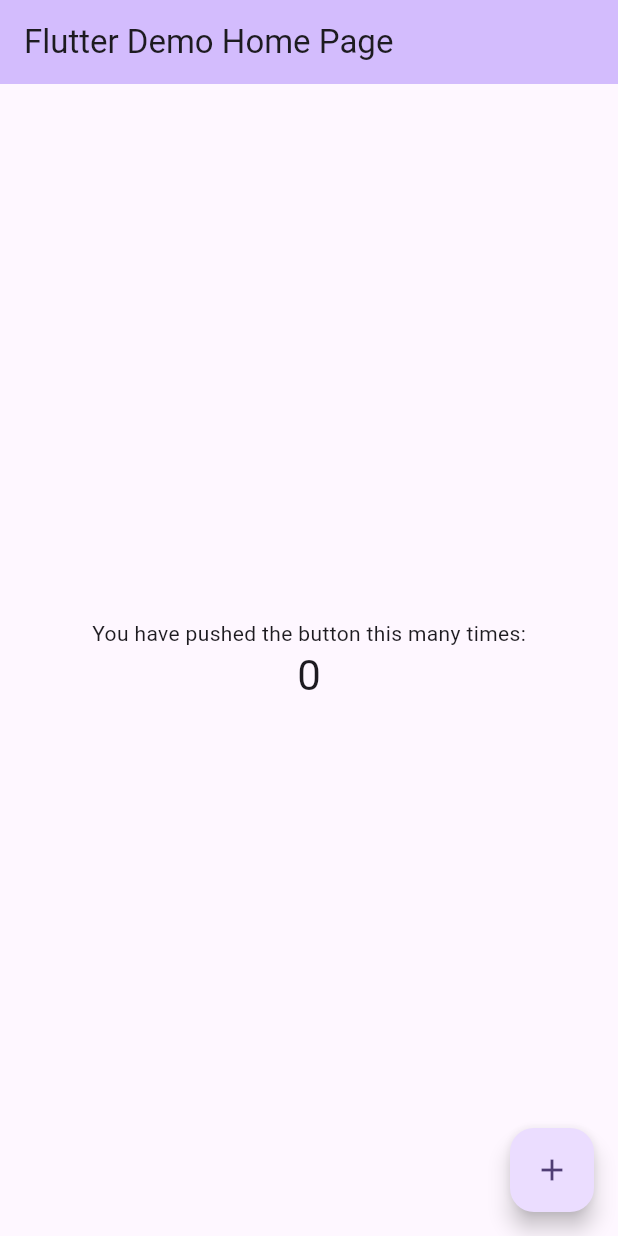
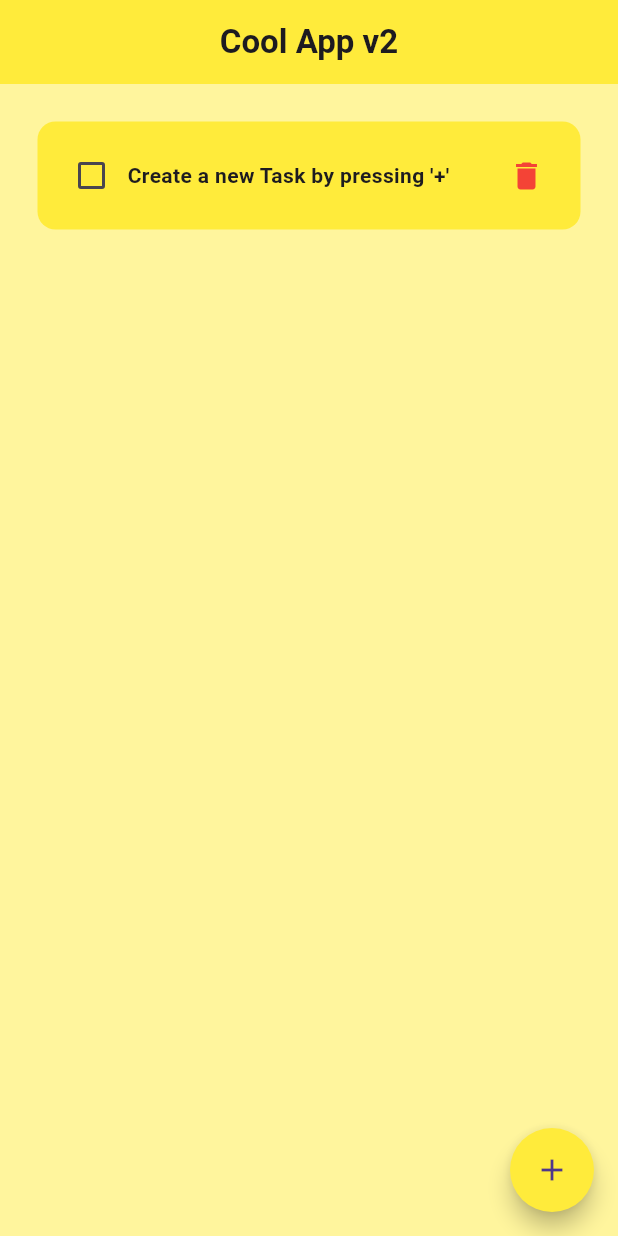
Before and after one commit to VibrainiumMan/to_do, a Flutter app: the screen it shows after launch, on a phone screen of 412 x 824 dp. Run offline on Flutter 3.47's test engine with Material 3 defaults, Android fonts, the phone set to English and light mode, and no system bars; our stand-ins replace hive, hive_flutter; accounts and stored records are empty.

```diff
--- /dev/null
+++ b/lib/components/to_do_tile.dart
@@ -0,0 +1,58 @@
+import 'package:flutter/material.dart';
+
+class TodoTile extends StatelessWidget {
+  final String taskName;
+  final bool taskComplete;
+
+  Function(bool?)? oneChanged;
+  Function(BuildContext) deleteFunc;
+
+  TodoTile(
+      {super.key,
+        required this.taskName,
+        required this.taskComplete,
+        required this.oneChanged,
+        required this.deleteFunc});
+
+  @override
+  Widget build(BuildContext context) {
+    return Padding(
+      padding: const EdgeInsets.only(left: 25.0, right: 25.0, top: 25.0),
+      child: Container(
+        padding: const EdgeInsets.all(12),
+        decoration: BoxDecoration(
+          color: Colors.yellow,
+          borderRadius: BorderRadius.circular(12),
+        ),
+        child: Row(
+          mainAxisAlignment: MainAxisAlignment.spaceBetween,
+          children: [
+            Row(
+              children: [
+                Checkbox(
+                  value: taskComplete,
+                  onChanged: oneChanged,
+                  activeColor: Colors.black,
+                ),
+                Text(
+                  taskName,
+                  style: TextStyle(
+                    decoration: taskComplete
+                        ? TextDecoration.lineThrough
+                        : TextDecoration.none,
+                    fontWeight: FontWeight.bold,
+                  ),
+                ),
+              ],
+            ),
+            IconButton(
+              icon: Icon(Icons.delete),
+              color: Colors.red,
+              onPressed: () => deleteFunc(context),
+            ),
+          ],
+        ),
+      ),
+    );
+  }
+}
--- /dev/null
+++ b/lib/data/db.dart
@@ -0,0 +1,20 @@
+import 'package:hive/hive.dart';
+
+class ToDoDB {
+  List toDoList = [];
+  final myBox = Hive.box('mybox');
+
+  void createInitalData() {
+    toDoList = [
+      ["Create a new Task by pressing \'+\'", false]
+    ];
+  }
+
+  void loadData() {
+    toDoList = myBox.get('TODOLIST');
+  }
+
+  void updateDB() {
+    myBox.put('TODOLIST', toDoList);
+  }
+}
--- a/lib/main.dart
+++ b/lib/main.dart
@@ -1,125 +1,23 @@
 import 'package:flutter/material.dart';
+import 'package:hive/hive.dart';
+import 'package:hive_flutter/hive_flutter.dart';
+import 'package:to_do/pages/to_do_page.dart';
 
-void main() {
+void main() async {
+  await Hive.initFlutter();
+  var box = Hive.openBox('mybox');
+
   runApp(const MyApp());
 }
 
 class MyApp extends StatelessWidget {
-  const MyApp({super.key});
+  const MyApp ({super.key});
 
-  // This widget is the root of your application.
   @override
   Widget build(BuildContext context) {
-    return MaterialApp(
-      title: 'Flutter Demo',
-      theme: ThemeData(
-        // This is the theme of your application.
-        //
-        // TRY THIS: Try running your application with "flutter run". You'll see
-        // the application has a purple toolbar. Then, without quitting the app,
-        // try changing the seedColor in the colorScheme below to Colors.green
-        // and then invoke "hot reload" (save your changes or press the "hot
-        // reload" button in a Flutter-supported IDE, or press "r" if you used
-        // the command line to start the app).
-        //
-        // Notice that the counter didn't reset back to zero; the application
-        // state is not lost during the reload. To reset the state, use hot
-        // restart instead.
-        //
-        // This works for code too, not just values: Most code changes can be
-        // tested with just a hot reload.
-        colorScheme: ColorScheme.fromSeed(seedColor: Colors.deepPurple),
-        useMaterial3: true,
-      ),
-      home: const MyHomePage(title: 'Flutter Demo Home Page'),
+    return const MaterialApp(
+      debugShowCheckedModeBanner: false,
+      home: ToDoPage(),
     );
   }
 }
-
-class MyHomePage extends StatefulWidget {
-  const MyHomePage({super.key, required this.title});
-
-  // This widget is the home page of your application. It is stateful, meaning
-  // that it has a State object (defined below) that contains fields that affect
-  // how it looks.
-
-  // This class is the configuration for the state. It holds the values (in this
-  // case the title) provided by the parent (in this case the App widget) and
-  // used by the build method of the State. Fields in a Widget subclass are
-  // always marked "final".
-
-  final String title;
-
-  @override
-  State<MyHomePage> createState() => _MyHomePageState();
-}
-
-class _MyHomePageState extends State<MyHomePage> {
-  int _counter = 0;
-
-  void _incrementCounter() {
-    setState(() {
-      // This call to setState tells the Flutter framework that something has
-      // changed in this State, which causes it to rerun the build method below
-      // so that the display can reflect the updated values. If we changed
-      // _counter without calling setState(), then the build method would not be
-      // called again, and so nothing would appear to happen.
-      _counter++;
-    });
-  }
-
-  @override
-  Widget build(BuildContext context) {
-    // This method is rerun every time setState is called, for instance as done
-    // by the _incrementCounter method above.
-    //
-    // The Flutter framework has been optimized to make rerunning build methods
-    // fast, so that you can just rebuild anything that needs updating rather
-    // than having to individually change instances of widgets.
-    return Scaffold(
-      appBar: AppBar(
-        // TRY THIS: Try changing the color here to a specific color (to
-        // Colors.amber, perhaps?) and trigger a hot reload to see the AppBar
-        // change color while the other colors stay the same.
-        backgroundColor: Theme.of(context).colorScheme.inversePrimary,
-        // Here we take the value from the MyHomePage object that was created by
-        // the App.build method, and use it to set our appbar title.
-        title: Text(widget.title),
-      ),
-      body: Center(
-        // Center is a layout widget. It takes a single child and positions it
-        // in the middle of the parent.
-        child: Column(
-          // Column is also a layout widget. It takes a list of children and
-          // arranges them vertically. By default, it sizes itself to fit its
-          // children horizontally, and tries to be as tall as its parent.
-          //
-          // Column has various properties to control how it sizes itself and
-          // how it positions its children. Here we use mainAxisAlignment to
-          // center the children vertically; the main axis here is the vertical
-          // axis because Columns are vertical (the cross axis would be
-          // horizontal).
-          //
-          // TRY THIS: Invoke "debug painting" (choose the "Toggle Debug Paint"
-          // action in the IDE, or press "p" in the console), to see the
-          // wireframe for each widget.
-          mainAxisAlignment: MainAxisAlignment.center,
-          children: <Widget>[
-            const Text(
-              'You have pushed the button this many times:',
-            ),
-            Text(
-              '$_counter',
-              style: Theme.of(context).textTheme.headlineMedium,
-            ),
-          ],
-        ),
-      ),
-      floatingActionButton: FloatingActionButton(
-        onPressed: _incrementCounter,
-        tooltip: 'Increment',
-        child: const Icon(Icons.add),
-      ), // This trailing comma makes auto-formatting nicer for build methods.
-    );
-  }
-}
--- /dev/null
+++ b/lib/pages/to_do_page.dart
@@ -0,0 +1,100 @@
+import 'package:flutter/material.dart';
+import 'package:hive/hive.dart';
+import '../components/dialog_box.dart';
+import '../components/to_do_tile.dart';
+import '../data/db.dart';
+
+class ToDoPage extends StatefulWidget {
+  const ToDoPage({super.key});
+
+  @override
+  State<ToDoPage> createState() => _ToDoPageState();
+}
+
+class _ToDoPageState extends State<ToDoPage> {
+  final myBox = Hive.box('mybox');
+  ToDoDB db = ToDoDB();
+
+  @override
+  void initState(){
+    if(myBox.get('TODOLIST') == null){
+      db.createInitalData();
+    } else{
+      db.loadData();
+    }
+    super.initState();
+  }
+
+  final controllerText = TextEditingController();
+
+  void checkBoxChanged(bool? value, int index) {
+    setState(() {
+      db.toDoList[index][1] = !db.toDoList[index][1];
+    });
+    db.updateDB();
+  }
+
+  void SaveNewTask() {
+    setState(() {
+      db.toDoList.add([controllerText.text, false]);
+      controllerText.clear();
+    });
+    Navigator.of(context).pop();
+    db.updateDB();
+  }
+
+  void createNewTask() {
+    showDialog(
+      context: context,
+      builder: (context) {
+        return DialogBox(
+          controller: controllerText,
+          onSave: SaveNewTask,
+          onCancell: () => Navigator.of(context).pop(),
+        );
+      },
+    );
+  }
+
+  void deleteTask(int index) {
+    setState(() {
+      db.toDoList.removeAt(index);
+    });
+    db.updateDB();
+  }
+
+  @override
+  Widget build(BuildContext context) {
+    return Scaffold(
+      backgroundColor: Colors.yellow[200],
+      appBar: AppBar(
+        backgroundColor: Colors.yellow,
+        title: const Center(
+          child: Text(
+            'Cool App v2',
+            style: TextStyle(
+              fontWeight: FontWeight.bold,
+            ),
+          ),
+        ),
+      ),
+      floatingActionButton: FloatingActionButton(
+        shape: const CircleBorder(),
+        onPressed: createNewTask,
+        backgroundColor: Colors.yellow,
+        child: const Icon(Icons.add),
+      ),
+      body: ListView.builder(
+        itemCount: db.toDoList.length,
+        itemBuilder: (context, index) {
+          return TodoTile(
+            taskName: db.toDoList[index][0],
+            taskComplete: db.toDoList[index][1],
+            oneChanged: (value) => checkBoxChanged(value, index),
+            deleteFunc: (context) => deleteTask(index),
+          );
+        },
+      ),
+    );
+  }
+}
--- a/pubspec.yaml
+++ b/pubspec.yaml
@@ -35,6 +35,8 @@ dependencies:
   # The following adds the Cupertino Icons font to your application.
   # Use with the CupertinoIcons class for iOS style icons.
   cupertino_icons: ^1.0.8
+  hive: ^2.2.3
+  hive_flutter: ^1.1.0
 
 dev_dependencies:
   flutter_test:
```
Also changed, not shown: lib/components/dialog_box.dart (added, +39 -0 lines), lib/components/my_button.dart (added, +17 -0 lines), pubspec.lock, 2 other files.
